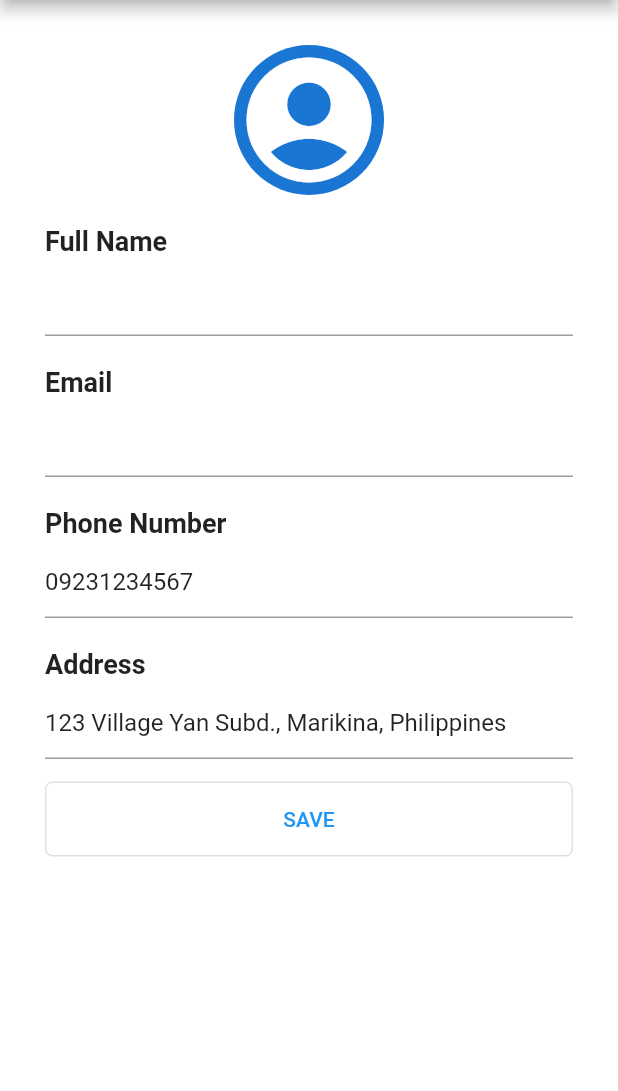
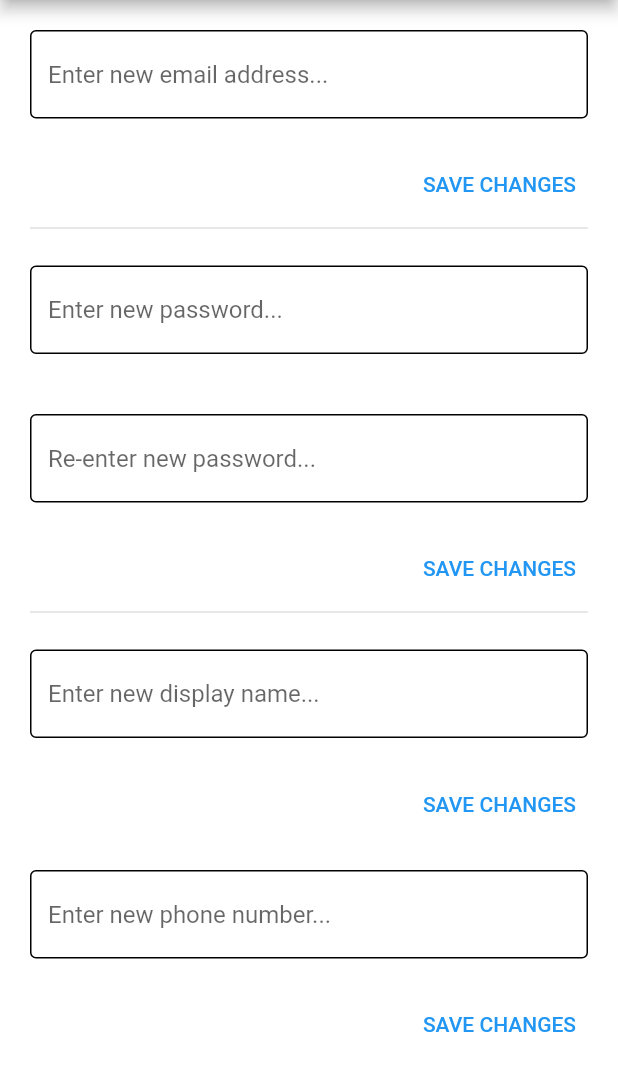
Before and after one commit to justineopuls/water_metering_app, a Flutter app: the CustomerProfile screen opened by its route, after a tap on "EDIT PROFILE", on a phone screen of 412 x 824 dp, the part 84-1175 px from its top. Run offline on Flutter 3.47's test engine with Material 2 defaults, Android fonts, the phone set to English and light mode, and no system bars; our stand-ins replace cloud_firestore, firebase_auth, firebase_core, firebase_storage, flutter_spinkit, image_picker; accounts and stored records are empty.

Commit message:
Edit Profile Function
-Built the editing profile screen with full functionality

```diff
--- a/lib/main.dart
+++ b/lib/main.dart
@@ -19,6 +19,7 @@ import 'package:water_metering_app/screens/customer_home/customer_home.dart';
 import 'package:water_metering_app/screens/customer_home/customer_profile.dart';
 import 'package:water_metering_app/screens/customer_home/edit_profile.dart';
 import 'package:water_metering_app/screens/customer_home/customer_records.dart';
+import 'package:water_metering_app/screens/customer_home/update_profile.dart';
 import 'package:water_metering_app/utils/colors.dart';
 import 'package:water_metering_app/utils/loading.dart';
 
@@ -85,6 +86,7 @@ class MyApp extends StatelessWidget {
           Routes.customerHome: (context) => const CustomerHome(),
           Routes.customerProfile: (context) => const CustomerProfile(),
           Routes.editProfile: (context) => EditProfile(),
+          Routes.updateProfile: (context) => EditUserData(),
           Routes.customerRecords: (context) => const CustomerRecords(),
           Routes.customerBilling: (context) => const CustomerBilling(),
           Routes.contactUs: (context) => const ContactUs(),
--- a/lib/models/user.dart
+++ b/lib/models/user.dart
@@ -6,6 +6,7 @@ class MyUser {
   final String displayName;
   final String meterNumber;
   final String userType;
+
 
   const MyUser(
       {required this.displayName,
--- a/lib/routes/routes.dart
+++ b/lib/routes/routes.dart
@@ -8,12 +8,14 @@ import 'package:water_metering_app/screens/customer_home/customer_home.dart';
 import 'package:water_metering_app/screens/customer_home/customer_records.dart';
 import 'package:water_metering_app/screens/customer_home/customer_profile.dart';
 import 'package:water_metering_app/screens/customer_home/edit_profile.dart';
+import 'package:water_metering_app/screens/customer_home/update_profile.dart';
 
 class Routes {
   // Customer Routes
   static const String customerHome = CustomerHome.routeName;
   static const String customerProfile = CustomerProfile.routeName;
   static const String editProfile = EditProfile.routeName;
+  static const String updateProfile = EditUserData.routeName;
   static const String customerRecords = CustomerRecords.routeName;
   static const String customerBilling = CustomerBilling.routeName;
   static const String contactUs = ContactUs.routeName;
--- a/lib/screens/customer_home/edit_profile.dart
+++ b/lib/screens/customer_home/edit_profile.dart
@@ -2,8 +2,6 @@ import 'package:cloud_firestore/cloud_firestore.dart';
 import 'package:firebase_storage/firebase_storage.dart';
 import 'package:flutter/cupertino.dart';
 import 'package:flutter/material.dart';
-import 'package:flutter/painting.dart';
-import 'package:uuid/uuid.dart';
 import 'package:water_metering_app/utils/colors.dart';
 import 'package:water_metering_app/utils/utils.dart';
 import 'package:provider/provider.dart';
@@ -17,7 +15,6 @@ import 'package:water_metering_app/screens/authenticate/sign_in.dart';
 import 'package:water_metering_app/services/auth_methods.dart';
 import 'package:firebase_auth/firebase_auth.dart';
 import 'package:water_metering_app/services/firestore_methods.dart';
-import 'package:water_metering_app/widgets/update_user_data.dart';
 
 
 class EditProfile extends StatefulWidget {
@@ -29,63 +26,12 @@ class EditProfile extends StatefulWidget {
 }
 
 class _EditProfileState extends State<EditProfile> {
+
   @override
   Widget build(BuildContext context) {
+    //final MyUser user = Provider.of<UserProvider>(context).getUser;
 
-    final MyUser user = Provider.of<UserProvider>(context).getUser;
-    return Scaffold(
-        appBar: AppBar(
-          backgroundColor: primaryColor,
-          title: Text('Edit Profile'),
-        ),
-        drawer: CustomerDrawer(),
-        body: ListView(
-          padding: const EdgeInsets.all(30),
-          children: [
-            CircleAvatar(
-              radius: 50,
-              child: ClipOval(
-                  child: Icon(Icons.account_circle,size:100,)
-              ),
-            ),
-            const SizedBox(height: 20),
-            TextFieldWidget(
-              label: 'Full Name',
-              text: user.displayName,
-              onChanged: (name) {},
-            ),
-            const SizedBox(height: 20),
-            TextFieldWidget(
-              label: 'Email',
-              text: user.email,
-              onChanged: (email) {},
-            ),
-            const SizedBox(height: 20),
-            TextFieldWidget(
-              label: 'Phone Number',
-              text: '09231234567',
-              onChanged: (phoneNumber) {},
-            ),
-            const SizedBox(height: 20),
-            TextFieldWidget(
-              label: 'Address',
-              text: '123 Village Yan Subd., Marikina, Philippines',
-              onChanged: (address) {},
-            ),
-            const SizedBox(height: 15),
-            Container(
-              decoration: BoxDecoration(
-                border: Border.all(color: Colors.black12),
-                borderRadius: BorderRadius.circular(5),
-              ),
-              child: TextButton(
-                onPressed: () {
-                },
-                child: Text('SAVE'),
-              ),
-            ),
-          ],
-        )
-    );
+    return StreamBuilder<UserData>(
+      stream:
   }
 }
--- /dev/null
+++ b/lib/screens/customer_home/update_profile.dart
@@ -0,0 +1,163 @@
+import 'package:flutter/material.dart';
+import 'package:cloud_firestore/cloud_firestore.dart';
+import 'package:water_metering_app/models/user.dart';
+import 'package:water_metering_app/utils/utils.dart';
+import 'package:water_metering_app/widgets/customer_drawer.dart';
+import 'package:provider/provider.dart';
+import 'package:water_metering_app/providers/user_provider.dart';
+import 'package:water_metering_app/services/auth_methods.dart';
+import 'package:water_metering_app/utils/constants.dart';
+
+class EditUserData extends StatefulWidget {
+  const EditUserData({Key? key}) : super(key: key);
+  static const String routeName = '/updateProfile';
+
+  @override
+  _EditUserDataState createState() => _EditUserDataState();
+}
+
+class _EditUserDataState extends State<EditUserData> {
+
+  @override
+  Widget build(BuildContext context) {
+    final MyUser user = Provider.of<UserProvider>(context).getUser;
+    final CollectionReference userlist = FirebaseFirestore.instance.collection('users');
+
+    String newEmail = 'placeholder', newPassword = 'placeholder',  newPasswordRetype = 'placeholder', newDisplayName = 'placeholder', newPhoneNumber = 'placeholder';
+
+    Future<void> updateUserInfo(String param, String newValue) async {
+      return await userlist.doc(user.uid).update({
+        param : newValue,
+      });
+    }
+
+    return Scaffold(
+      appBar: AppBar(
+        title: Text('Edit Profile'),
+        backgroundColor: Colors.teal,
+      ),
+      drawer: CustomerDrawer(),
+      body: ListView(
+        children: [
+          Container(
+            padding: EdgeInsets.all(20),
+            child:
+              TextField(
+                controller: TextEditingController(),
+                decoration:
+                  textInputDecoration.copyWith(hintText: 'Enter new email address...'),
+                onChanged: (String value) {
+                  newEmail = value;
+                },
+              ),
+          ),
+          Container(
+            alignment: Alignment.bottomRight,
+            padding: EdgeInsets.only(right:20),
+            child: TextButton(
+              child: Text('SAVE CHANGES'),
+              onPressed: () async {
+                String result = await AuthMethods().updateEmail(newEmail);
+                showSnackBar(result, context);
+                updateUserInfo('email', newEmail);
+              },
+            ),
+          ),
+          const Divider(
+            height: 10,
+            thickness: 1,
+            indent: 20,
+            endIndent: 20,
+          ),
+          Container(
+            padding: EdgeInsets.all(20),
+            child:
+            TextField(
+              controller: TextEditingController(),
+              decoration:
+              textInputDecoration.copyWith(hintText: 'Enter new password...'),
+              onChanged: (String value) {
+                newPassword = value;
+              },
+            ),
+          ),
+          Container(
+            padding: EdgeInsets.all(20),
+            child:
+            TextField(
+              controller: TextEditingController(),
+              decoration:
+              textInputDecoration.copyWith(hintText: 'Re-enter new password...'),
+              onChanged: (String value) {
+                newPasswordRetype = value;
+              },
+            ),
+          ),
+          Container(
+            alignment: Alignment.bottomRight,
+            padding: EdgeInsets.only(right:20),
+            child: TextButton(
+              child: Text('SAVE CHANGES'),
+              onPressed: () async {
+                  String result = await AuthMethods().updatePassword(newPassword, newPasswordRetype);
+                  showSnackBar(result, context);
+              },
+            ),
+          ),
+          const Divider(
+            height: 10,
+            thickness: 1,
+            indent: 20,
+            endIndent: 20,
+          ),
+          Container(
+            padding: EdgeInsets.all(20),
+            child:
+            TextField(
+              controller: TextEditingController(),
+              decoration:
+              textInputDecoration.copyWith(hintText: 'Enter new display name...'),
+              onChanged: (String value) {
+                newDisplayName = value;
+              },
+            ),
+          ),
+          Container(
+            alignment: Alignment.bottomRight,
+            padding: EdgeInsets.only(right:20),
+            child: TextButton(
+              child: Text('SAVE CHANGES'),
+              onPressed: () async {
+                updateUserInfo('displayName', newDisplayName);
+                showSnackBar('Display name changed successfully.', context);
+              },
+            ),
+          ),
+          Container(
+            padding: EdgeInsets.all(20),
+            child:
+            TextField(
+              controller: TextEditingController(),
+              decoration:
+              textInputDecoration.copyWith(hintText: 'Enter new phone number...'),
+              onChanged: (String value) {
+                newPhoneNumber = value;
+              },
+            ),
+          ),
+          Container(
+            alignment: Alignment.bottomRight,
+            padding: EdgeInsets.only(right:20),
+            child: TextButton(
+              child: Text('SAVE CHANGES'),
+              onPressed: () async {
+                updateUserInfo('phoneNumber', newPhoneNumber);
+                showSnackBar('Phone number changed successfully.', context);
+              },
+            ),
+          ),
+        ]
+      )
+    );
+  }
+}
--- a/lib/widgets/customer_drawer.dart
+++ b/lib/widgets/customer_drawer.dart
@@ -6,10 +6,14 @@ import 'package:water_metering_app/routes/routes.dart';
 import 'package:water_metering_app/screens/authenticate/sign_in.dart';
 import 'package:water_metering_app/services/auth_methods.dart';
 
-class CustomerDrawer extends StatelessWidget {
+class CustomerDrawer extends StatefulWidget {
   const CustomerDrawer({Key? key}) : super(key: key);
 
   @override
+  _CustomerDrawerState createState() => _CustomerDrawerState();
+}
+
+class _CustomerDrawerState extends State<CustomerDrawer> {
   Widget build(BuildContext context) {
     final MyUser user = Provider.of<UserProvider>(context).getUser;
     return Drawer(
--- a/lib/widgets/edit_profile_button.dart
+++ b/lib/widgets/edit_profile_button.dart
@@ -11,7 +11,7 @@ class EditProfileButton extends StatelessWidget {
       padding: const EdgeInsets.only(top:8),
       child: TextButton(
         onPressed: () {
-          Navigator.pushReplacementNamed(context, Routes.editProfile);
+          Navigator.pushReplacementNamed(context, Routes.updateProfile);
         },
         child: Container(
           decoration: BoxDecoration(
```
Also changed, not shown: lib/services/auth_methods.dart (+52 -1 lines), lib/services/database.dart (added, +28 -0 lines), lib/widgets/textfield.dart (+20 -1 lines), lib/widgets/update_user_data.dart (deleted).
